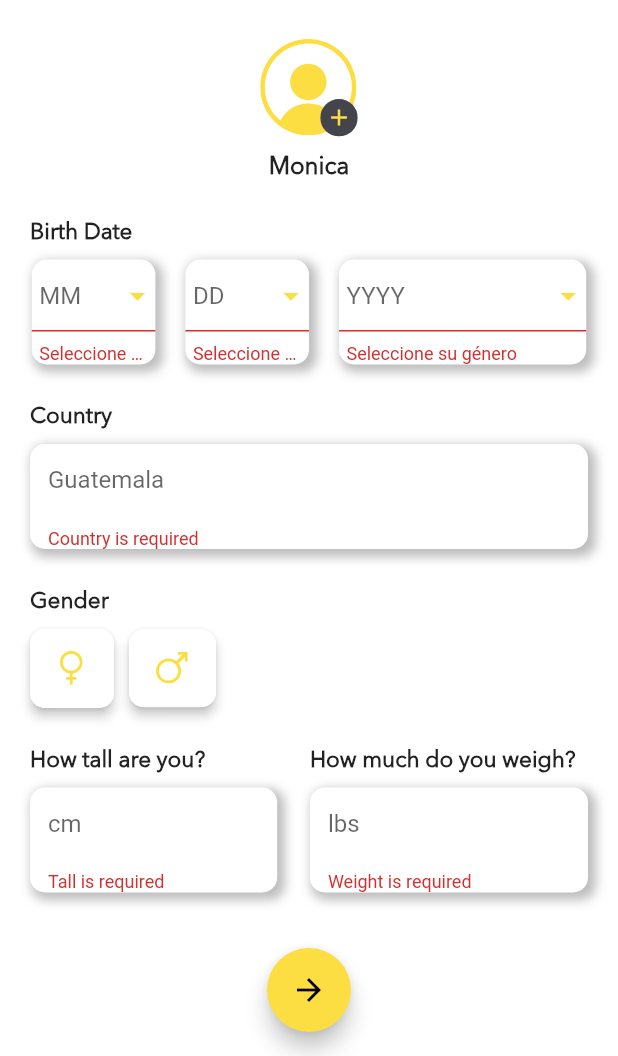
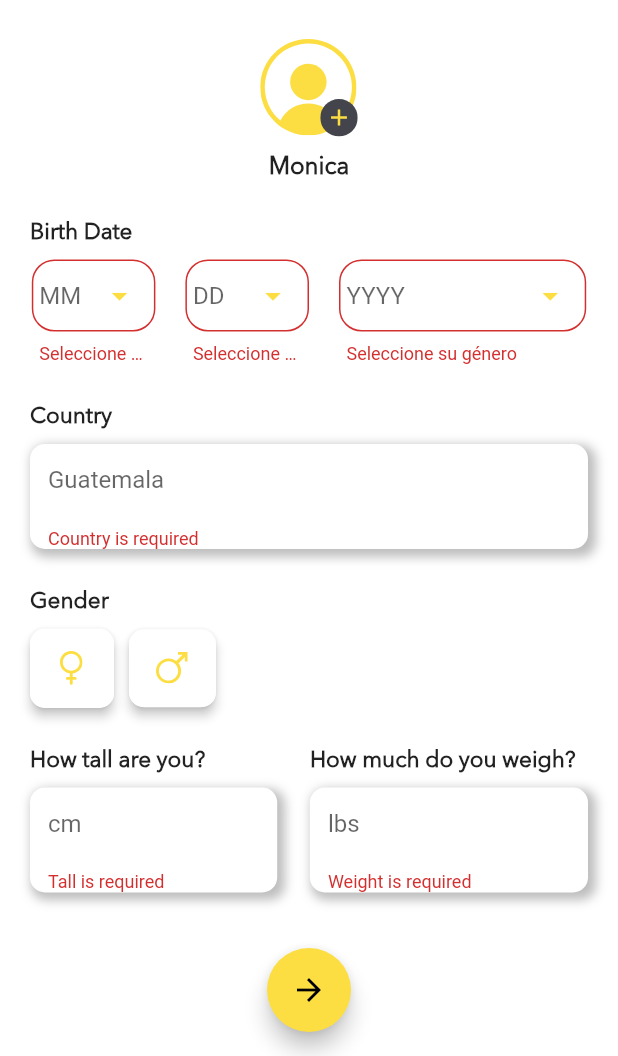
Before and after one commit to Jenner-95/Bold-Flt, a Flutter app: the RegisterForm2 screen opened directly, after a tap on the "arrow forward" icon, on a phone screen of 412 x 824 dp, the part 180-1236 px from its top. Run offline on Flutter 3.47's test engine with Material 2 defaults, Android fonts, the phone set to English and light mode, and no system bars; our stand-ins replace charts_flutter, date_picker_timeline, flutter_svg, md2_tab_indicator, rxdart, shared_preferences and 1 more; accounts and stored records are empty; statements that could not run were skipped.

Commit message:
Add sign in feature and fix bugss

```diff
--- a/lib/src/pages/auth/register_three.dart
+++ b/lib/src/pages/auth/register_three.dart
@@ -128,27 +128,27 @@ class _RegisterForm3State extends State<RegisterForm3> {
               'name': name,
               "email": email,
               "password": password,
-              // "plan": plan,
+              "plan": plan.toString(),
               "birth_date": '$year-$month-$day',
               "country": country,
-              // "gender": gender,
+              "gender": gender.toString(),
             }).then((response) {
-              Map<String, dynamic> post = json.decode(response.body);
+              Map<String, dynamic> post = jsonDecode(response.body);
               print(response.statusCode);
               print('Post: $post');
+
               if (response.statusCode == 200 || response.statusCode == 201) {
                 http.post(URL.base + 'api/user/token/', body: {
                   'email': email,
                   'password': password
                 }).then((response) {
-                  Map<String, dynamic> post = json.decode(response.body);
-                  print(post);
-                  print(post['access']);
+                  Map<String, dynamic> post = jsonDecode(response.body);
+                  print('The post $post');
+                  print(post['jwt']);
                   if (response.statusCode == 200) {
                     print(response.statusCode);
-                    if (post.containsKey('access')) {
-                      prefs.setString("jwt", post['access']);
-                      prefs.setString("refresh", post['refresh']);
+                    if (post.containsKey('jwt')) {
+                      prefs.setString("jwt", post['jwt']);
                       Navigator.of(context).pushAndRemoveUntil(
                           MaterialPageRoute(
                               builder: (BuildContext context) => TabsPage()),
--- a/lib/src/pages/auth/register_two.dart
+++ b/lib/src/pages/auth/register_two.dart
@@ -227,23 +227,29 @@ class _RegisterForm2State extends State<RegisterForm2> {
                     children: <Widget>[
                       Container(
                         width: MediaQuery.of(context).size.width * 0.2,
-                        decoration: BoxDecoration(
-                            borderRadius: BorderRadius.circular(10.0),
-                            color: Colors.white,
-                            boxShadow: <BoxShadow>[
-                              BoxShadow(
-                                  color: Colors.black26,
-                                  blurRadius: 5.0,
-                                  spreadRadius: 2.0,
-                                  offset: Offset(3.0, 3.0))
-                            ]),
+
                         child: DropdownButtonFormField<String>(
+                           elevation: 20,
+                          decoration: InputDecoration(
+
+                          contentPadding: EdgeInsets.all(5.0),
+                          enabledBorder: OutlineInputBorder(
+                          borderRadius: new BorderRadius.circular(15),
+                          borderSide: BorderSide(color: Colors.grey),
+                        ),
+                        focusedBorder: OutlineInputBorder(
+                            borderRadius: new BorderRadius.circular(15),
+                            borderSide: BorderSide(color: Colors.grey),
+                        ),
+                          border: OutlineInputBorder(
+                            borderSide: BorderSide(
+                              color: Colors.grey, width: 2.0
+                            ),
+                            borderRadius: new BorderRadius.circular(15)
+                          ),
+                        ),
                           isExpanded: true,
-                          icon:
-                              Icon(Icons.arrow_drop_down, color: primaryColor),
-                          decoration: InputDecoration(
-                            contentPadding: EdgeInsets.all(5.0),
-                          ),
+                          icon:  Icon(Icons.arrow_drop_down, color: primaryColor),
                           value: _selectedValue,
                           hint: Text(
                             'MM',
@@ -285,23 +291,28 @@ class _RegisterForm2State extends State<RegisterForm2> {
                       ),
                       Container(
                         width: MediaQuery.of(context).size.width * 0.2,
-                        decoration: BoxDecoration(
-                            borderRadius: BorderRadius.circular(10.0),
-                            color: Colors.white,
-                            boxShadow: <BoxShadow>[
-                              BoxShadow(
-                                  color: Colors.black26,
-                                  blurRadius: 5.0,
-                                  spreadRadius: 2.0,
-                                  offset: Offset(3.0, 3.0))
-                            ]),
                         child: DropdownButtonFormField<String>(
+                             elevation: 20,
+                            decoration: InputDecoration(
+
+                            contentPadding: EdgeInsets.all(5.0),
+                            enabledBorder: OutlineInputBorder(
+                            borderRadius: new BorderRadius.circular(15),
+                            borderSide: BorderSide(color: Colors.grey),
+                          ),
+                          focusedBorder: OutlineInputBorder(
+                              borderRadius: new BorderRadius.circular(15),
+                              borderSide: BorderSide(color: Colors.grey),
+                          ),
+                            border: OutlineInputBorder(
+                              borderSide: BorderSide(
+                                color: Colors.grey, width: 2.0
+                              ),
+                              borderRadius: new BorderRadius.circular(15)
+                            ),
+                          ),
                             isExpanded: true,
-                            icon: Icon(Icons.arrow_drop_down,
-                                color: primaryColor),
-                            decoration: InputDecoration(
-                              contentPadding: EdgeInsets.all(5.0),
-                            ),
+                            icon: Icon(Icons.arrow_drop_down,  color: primaryColor),
                             value: _selectedValue,
                             hint: Text(
                               'DD',
@@ -359,23 +370,29 @@ class _RegisterForm2State extends State<RegisterForm2> {
                       ),
                       Container(
                         width: MediaQuery.of(context).size.width * 0.4,
-                        decoration: BoxDecoration(
-                            borderRadius: BorderRadius.circular(10.0),
-                            color: Colors.white,
-                            boxShadow: <BoxShadow>[
-                              BoxShadow(
-                                  color: Colors.black26,
-                                  blurRadius: 5.0,
-                                  spreadRadius: 2.0,
-                                  offset: Offset(3.0, 3.0))
-                            ]),
                         child: DropdownButtonFormField<String>(
+                          elevation: 20,
+                          decoration: InputDecoration(
+
+                          contentPadding: EdgeInsets.all(5.0),
+                          enabledBorder: OutlineInputBorder(
+                          borderRadius: new BorderRadius.circular(15),
+                          borderSide: BorderSide(color: Colors.grey),
+                        ),
+                        focusedBorder: OutlineInputBorder(
+                            borderRadius: new BorderRadius.circular(15),
+                            borderSide: BorderSide(color: Colors.grey),
+                        ),
+                          border: OutlineInputBorder(
+                            borderSide: BorderSide(
+                              color: Colors.grey, width: 2.0
+                            ),
+                            borderRadius: new BorderRadius.circular(15)
+                          ),
+                        ),
                           isExpanded: true,
                           icon:
                               Icon(Icons.arrow_drop_down, color: primaryColor),
-                          decoration: InputDecoration(
-                            contentPadding: EdgeInsets.all(5.0),
-                          ),
                           value: _selectedValue,
                           hint: Text(
                             'YYYY',
@@ -658,10 +675,10 @@ class _RegisterForm2State extends State<RegisterForm2> {
           String email = sharedPreferences.getString('emails');
           String password = sharedPreferences.getString('passwords');
           int plan = sharedPreferences.getInt('selected');
-          // print(name);
-          // print(email);
-          // print(password);
-          // print(plan);
+          print(name);
+          print(email);
+          print(password);
+          print(plan);
           if (keyForm.currentState.validate() && selected != null) {
             widget.controller.nextPage(duration: kDuration, curve: kCurve);
           }
```
Also changed, not shown: pubspec.lock, 13 other files.
